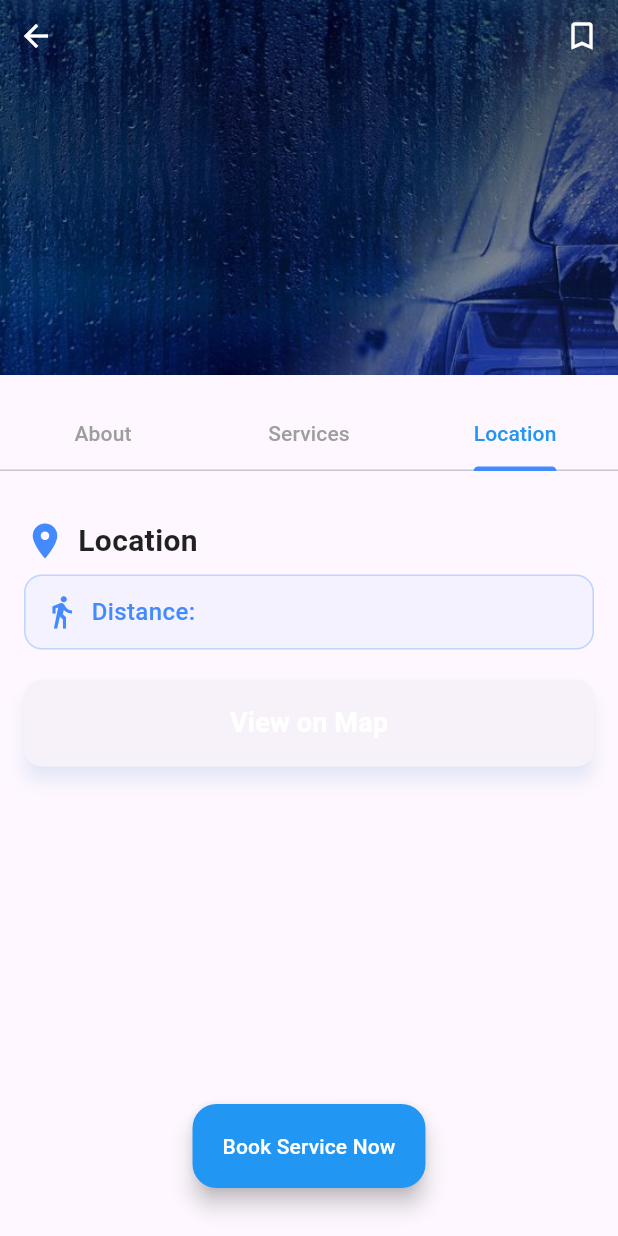
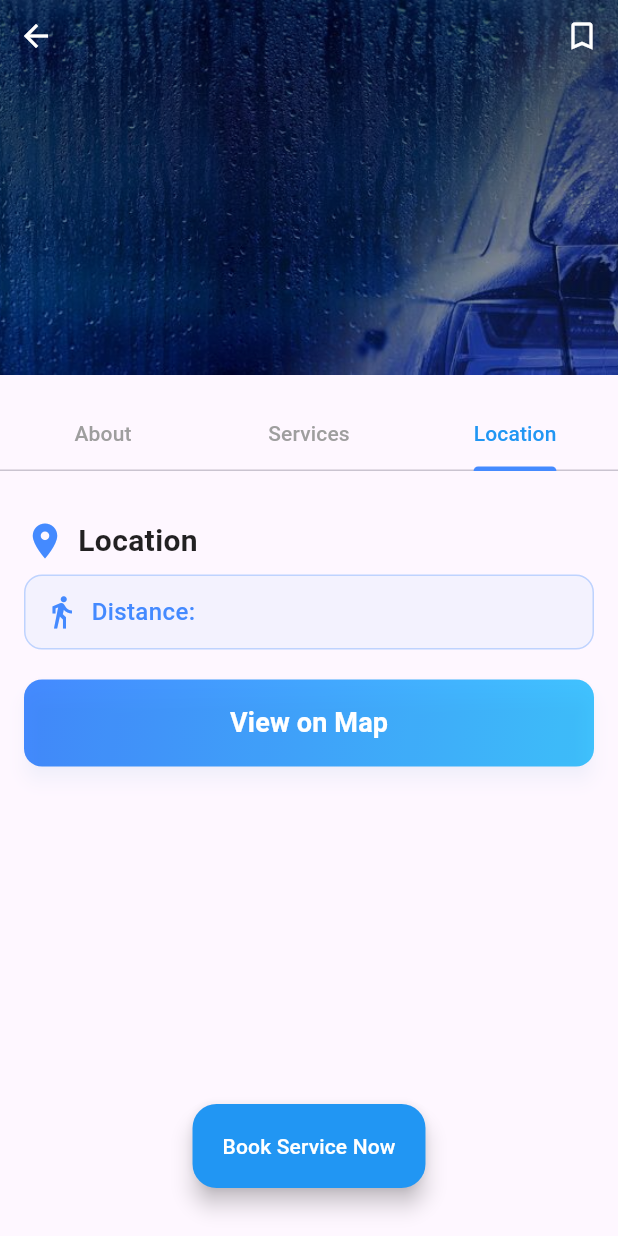
Before and after one commit to Iam-Arnold/MECARWASH-APP, a Flutter app: the ServiceProviderDetailPage screen opened directly with empty values, tab 3 chosen, on a phone screen of 412 x 824 dp. Run offline on Flutter 3.47's test engine with Material 3 defaults, Android fonts, the phone set to English and light mode, and no system bars; our stand-ins replace geolocator, google_maps_flutter, permission_handler, shared_preferences; accounts and stored records are empty; network calls fail.

Commit message:
Login_Signup page

```diff
--- a/lib/main.dart
+++ b/lib/main.dart
@@ -19,6 +19,7 @@ class Due extends StatelessWidget {
       theme: ThemeData(
         primarySwatch: Colors.blue,
       ),
+      debugShowCheckedModeBanner: false,
       initialRoute: '/',
       routes: {
         '/onboarding': (context) => OnboardingPage(),
--- a/lib/screens/on_boarding.dart
+++ b/lib/screens/on_boarding.dart
@@ -38,7 +38,7 @@ class OnboardingPage extends StatelessWidget {
                 ),
                 SizedBox(height: 10),
                 Text(
-                  'Fast, Reliable Car Washes at Your Fingertips',
+                  'Fast, Reliable Car Washes',
                   textAlign: TextAlign.center,
                   style: TextStyle(
                     fontSize: 18,
--- a/lib/screens/sign_up.dart
+++ b/lib/screens/sign_up.dart
@@ -328,8 +328,10 @@ class _SignupLoginPageState extends State<SignupLoginPage> {
   }
 
   // Signup Form
+// Signup Form
   Widget _buildSignupForm(BuildContext context) {
-    return Padding(
+    return SingleChildScrollView(
+      child: Padding(
         padding: const EdgeInsets.all(20.0),
         child: Form(
           key: _signupFormKey,
@@ -426,6 +428,7 @@ class _SignupLoginPageState extends State<SignupLoginPage> {
             ],
           ),
         ),
+      ),
     );
   }
 }
--- a/lib/screens/sp_detail_page.dart
+++ b/lib/screens/sp_detail_page.dart
@@ -353,14 +353,26 @@ class _ServiceProviderDetailPageState extends State<ServiceProviderDetailPage>
                             SizedBox(
                               width: double
                                   .infinity, // Make button take full width
+                              child: Container(
+                                decoration: BoxDecoration(
+                                  gradient: LinearGradient(
+                                    colors: [
+                                      Colors.blueAccent,
+                                      Colors.lightBlueAccent,
+                                    ],
+                                    begin: Alignment.topLeft,
+                                    end: Alignment.bottomRight,
+                                  ),
+                                  borderRadius: BorderRadius.circular(12),
+                                ),
                                 child: ElevatedButton(
                                   onPressed: () {
                                     Navigator.push(
                                       context,
                                       MaterialPageRoute(
                                         builder: (context) => MapPage(
-                                        destination: LatLng(
-                                            widget.latitude, widget.longitude),
+                                          destination: LatLng(widget.latitude,
+                                              widget.longitude),
                                         ),
                                       ),
                                     );
@@ -371,20 +383,8 @@ class _ServiceProviderDetailPageState extends State<ServiceProviderDetailPage>
                                       borderRadius: BorderRadius.circular(12),
                                     ),
                                     elevation: 5,
-                                  backgroundColor: Colors.blue,
-                                  shadowColor: Colors.blue.withOpacity(0.2),
-                                ).copyWith(
-                                  backgroundColor:
-                                      MaterialStateProperty.resolveWith(
-                                          (states) {
-                                    LinearGradient(
-                                      colors: [
-                                        Colors.blueAccent,
-                                        Colors.lightBlueAccent
-                                      ],
-                                    ).createShader(
-                                        Rect.fromLTWH(0, 0, 200, 70));
-                                  }),
+                                    backgroundColor: Colors.transparent,
+                                    shadowColor: Colors.blue.withOpacity(0.1),
                                   ),
                                   child: Text(
                                     'View on Map',
@@ -392,6 +392,7 @@ class _ServiceProviderDetailPageState extends State<ServiceProviderDetailPage>
                                       fontSize: 18,
                                       fontWeight: FontWeight.bold,
                                       color: Colors.white,
+                                    ),
                                   ),
                                 ),
                               ),
```
Lines whose indentation alone changed are shown as unchanged.
